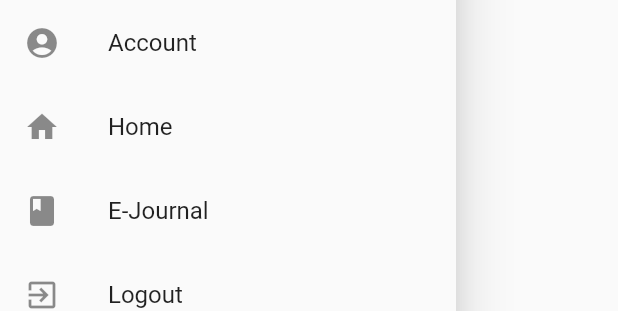
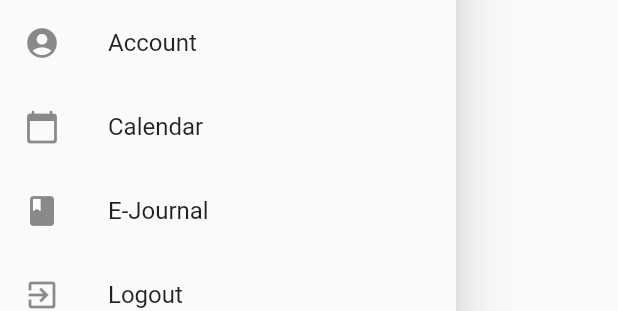
Before and after one commit to harrsbyrnes/ecjflix, a Flutter app: the SideDrawer widget shown alone on an empty page, opened directly, on a phone screen of 412 x 824 dp. Shown: the part 253-564 px from the top of the screen. Run offline on Flutter 3.47's test engine with Material 2 defaults, Android fonts, the phone set to English and light mode, and no system bars; our stand-ins replace bubble_bottom_bar, carousel_slider, chewie, flutter_slidable, flutter_spinkit, fluttertoast and 6 more; missing offline and left inert: custom_switch; accounts and stored records are empty; network calls fail.

Commit message:
Add calendar at side bar nav

```diff
--- a/lib/pages/home/home_main.dart
+++ b/lib/pages/home/home_main.dart
@@ -13,6 +13,7 @@ import 'package:vidflix/pages/account/account.dart';
 import 'package:vidflix/pages/login_signup/login.dart';
 import 'package:vidflix/pages/notification.dart';
 import 'package:vidflix/pages/Ejournal.dart';
+import 'package:vidflix/pages/account/calendar.dart';
 import 'package:shared_preferences/shared_preferences.dart';
 
 class HomeMain extends StatefulWidget {
@@ -218,9 +219,14 @@ class SideDrawer extends StatelessWidget {
             },
           ),
           ListTile(
-            leading: Icon(Icons.home),
-            title: Text('Home'),
-            onTap: () => {Navigator.of(context).pop()},
+            leading: Icon(Icons.calendar_today_rounded),
+            title: Text('Calendar'),
+            onTap: () => {
+              Navigator.push(
+                  context,
+                  PageTransition(
+                      type: PageTransitionType.rightToLeft, child: Calendar()))
+            },
           ),
           ListTile(
             leading: Icon(Icons.book_rounded),
```
